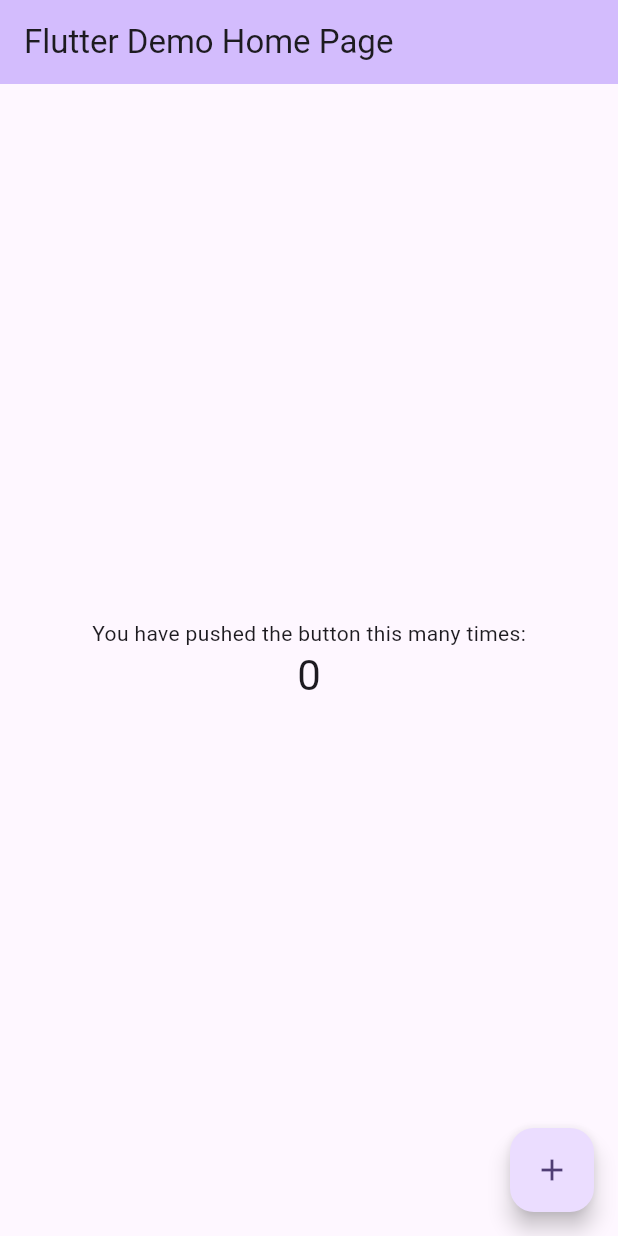
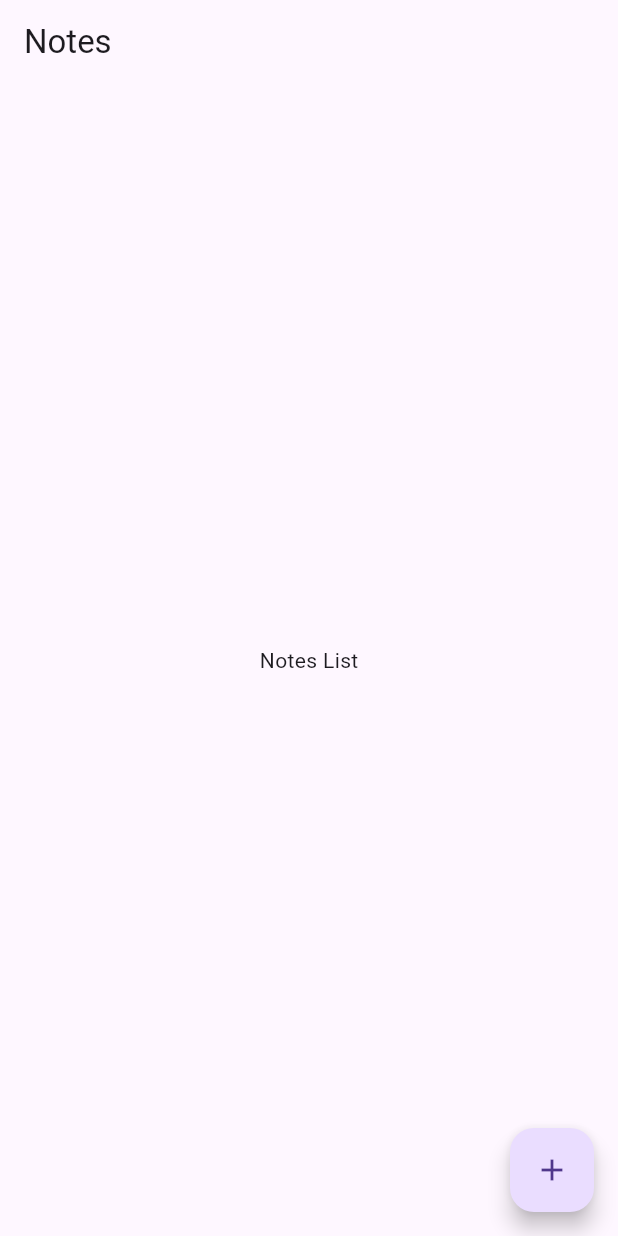
Before and after one commit to nicolas123181/EjercicioFlutter, a Flutter app: the screen it shows after launch, on a phone screen of 412 x 824 dp. Run offline on Flutter 3.47's test engine with Material 3 defaults, Android fonts, the phone set to English and light mode, and no system bars.

Commit message:
feat: Implement initial notes feature, including data models, UI, state management, and core app infrastructure.

```diff
--- /dev/null
+++ b/lib/app/app.dart
@@ -0,0 +1,17 @@
+import 'package:flutter/material.dart';
+import 'router.dart';
+import '../config/theme.dart';
+
+class MyApp extends StatelessWidget {
+  const MyApp({super.key});
+
+  @override
+  Widget build(BuildContext context) {
+    return MaterialApp(
+      title: 'Flutter Clean Architecture',
+      theme: AppTheme.lightTheme,
+      initialRoute: AppRouter.home,
+      onGenerateRoute: AppRouter.generateRoute,
+    );
+  }
+}
--- /dev/null
+++ b/lib/app/router.dart
@@ -0,0 +1,23 @@
+import 'package:flutter/material.dart';
+import '../features/notes/presentation/pages/notes_list_page.dart';
+import '../features/notes/presentation/pages/note_edit_page.dart';
+
+class AppRouter {
+  static const String home = '/';
+  static const String editNote = '/edit-note';
+
+  static Route<dynamic> generateRoute(RouteSettings settings) {
+    switch (settings.name) {
+      case home:
+        return MaterialPageRoute(builder: (_) => const NotesListPage());
+      case editNote:
+        return MaterialPageRoute(builder: (_) => const NoteEditPage());
+      default:
+        return MaterialPageRoute(
+          builder: (_) => Scaffold(
+            body: Center(child: Text('No route defined for ${settings.name}')),
+          ),
+        );
+    }
+  }
+}
--- /dev/null
+++ b/lib/config/theme.dart
@@ -0,0 +1,8 @@
+import 'package:flutter/material.dart';
+
+class AppTheme {
+  static final ThemeData lightTheme = ThemeData(
+    primarySwatch: Colors.blue,
+    visualDensity: VisualDensity.adaptivePlatformDensity,
+  );
+}
--- /dev/null
+++ b/lib/core/database/app_database.dart
@@ -0,0 +1,6 @@
+class AppDatabase {
+  // Placeholder for database initialization
+  Future<void> init() async {
+    // Initialize database
+  }
+}
--- /dev/null
+++ b/lib/core/database/note_dao.dart
@@ -0,0 +1,12 @@
+import '../models/note.dart';
+
+class NoteDao {
+  // Placeholder for Data Access Object methods
+  Future<List<Note>> getAllNotes() async {
+    return [];
+  }
+
+  Future<void> insertNote(Note note) async {
+    // Insert note
+  }
+}
--- /dev/null
+++ b/lib/core/services/ai_service.dart
@@ -0,0 +1,6 @@
+class AiService {
+  // Placeholder for AI service
+  Future<String> generateSummary(String text) async {
+    return "Summary of $text";
+  }
+}
--- /dev/null
+++ b/lib/features/notes/data/notes_repository.dart
@@ -0,0 +1,11 @@
+import '../../../core/models/note.dart';
+
+class NotesRepository {
+  Future<List<Note>> getNotes() async {
+    return [];
+  }
+
+  Future<void> saveNote(Note note) async {
+    // Save note
+  }
+}
--- /dev/null
+++ b/lib/features/notes/presentation/pages/notes_list_page.dart
@@ -0,0 +1,19 @@
+import 'package:flutter/material.dart';
+
+class NotesListPage extends StatelessWidget {
+  const NotesListPage({super.key});
+
+  @override
+  Widget build(BuildContext context) {
+    return Scaffold(
+      appBar: AppBar(title: const Text('Notes')),
+      body: const Center(child: Text('Notes List')),
+      floatingActionButton: FloatingActionButton(
+        onPressed: () {
+          Navigator.pushNamed(context, '/edit-note');
+        },
+        child: const Icon(Icons.add),
+      ),
+    );
+  }
+}
--- /dev/null
+++ b/lib/features/notes/providers/notes_provider.dart
@@ -0,0 +1,13 @@
+import 'package:flutter/material.dart';
+import '../../../core/models/note.dart';
+
+class NotesProvider with ChangeNotifier {
+  final List<Note> _notes = [];
+
+  List<Note> get notes => _notes;
+
+  void addNote(Note note) {
+    _notes.add(note);
+    notifyListeners();
+  }
+}
--- a/lib/main.dart
+++ b/lib/main.dart
@@ -1,122 +1,6 @@
 import 'package:flutter/material.dart';
+import 'app/app.dart';
 
 void main() {
   runApp(const MyApp());
 }
-
-class MyApp extends StatelessWidget {
-  const MyApp({super.key});
-
-  // This widget is the root of your application.
-  @override
-  Widget build(BuildContext context) {
-    return MaterialApp(
-      title: 'Flutter Demo',
-      theme: ThemeData(
-        // This is the theme of your application.
-        //
-        // TRY THIS: Try running your application with "flutter run". You'll see
-        // the application has a purple toolbar. Then, without quitting the app,
-        // try changing the seedColor in the colorScheme below to Colors.green
-        // and then invoke "hot reload" (save your changes or press the "hot
-        // reload" button in a Flutter-supported IDE, or press "r" if you used
-        // the command line to start the app).
-        //
-        // Notice that the counter didn't reset back to zero; the application
-        // state is not lost during the reload. To reset the state, use hot
-        // restart instead.
-        //
-        // This works for code too, not just values: Most code changes can be
-        // tested with just a hot reload.
-        colorScheme: ColorScheme.fromSeed(seedColor: Colors.deepPurple),
-      ),
-      home: const MyHomePage(title: 'Flutter Demo Home Page'),
-    );
-  }
-}
-
-class MyHomePage extends StatefulWidget {
-  const MyHomePage({super.key, required this.title});
-
-  // This widget is the home page of your application. It is stateful, meaning
-  // that it has a State object (defined below) that contains fields that affect
-  // how it looks.
-
-  // This class is the configuration for the state. It holds the values (in this
-  // case the title) provided by the parent (in this case the App widget) and
-  // used by the build method of the State. Fields in a Widget subclass are
-  // always marked "final".
-
-  final String title;
-
-  @override
-  State<MyHomePage> createState() => _MyHomePageState();
-}
-
-class _MyHomePageState extends State<MyHomePage> {
-  int _counter = 0;
-
-  void _incrementCounter() {
-    setState(() {
-      // This call to setState tells the Flutter framework that something has
-      // changed in this State, which causes it to rerun the build method below
-      // so that the display can reflect the updated values. If we changed
-      // _counter without calling setState(), then the build method would not be
-      // called again, and so nothing would appear to happen.
-      _counter++;
-    });
-  }
-
-  @override
-  Widget build(BuildContext context) {
-    // This method is rerun every time setState is called, for instance as done
-    // by the _incrementCounter method above.
-    //
-    // The Flutter framework has been optimized to make rerunning build methods
-    // fast, so that you can just rebuild anything that needs updating rather
-    // than having to individually change instances of widgets.
-    return Scaffold(
-      appBar: AppBar(
-        // TRY THIS: Try changing the color here to a specific color (to
-        // Colors.amber, perhaps?) and trigger a hot reload to see the AppBar
-        // change color while the other colors stay the same.
-        backgroundColor: Theme.of(context).colorScheme.inversePrimary,
-        // Here we take the value from the MyHomePage object that was created by
-        // the App.build method, and use it to set our appbar title.
-        title: Text(widget.title),
-      ),
-      body: Center(
-        // Center is a layout widget. It takes a single child and positions it
-        // in the middle of the parent.
-        child: Column(
-          // Column is also a layout widget. It takes a list of children and
-          // arranges them vertically. By default, it sizes itself to fit its
-          // children horizontally, and tries to be as tall as its parent.
-          //
-          // Column has various properties to control how it sizes itself and
-          // how it positions its children. Here we use mainAxisAlignment to
-          // center the children vertically; the main axis here is the vertical
-          // axis because Columns are vertical (the cross axis would be
-          // horizontal).
-          //
-          // TRY THIS: Invoke "debug painting" (choose the "Toggle Debug Paint"
-          // action in the IDE, or press "p" in the console), to see the
-          // wireframe for each widget.
-          mainAxisAlignment: MainAxisAlignment.center,
-          children: <Widget>[
-            const Text('You have pushed the button this many times:'),
-            Text(
-              '$_counter',
-              style: Theme.of(context).textTheme.headlineMedium,
-            ),
-          ],
-        ),
-      ),
-      floatingActionButton: FloatingActionButton(
-        onPressed: _incrementCounter,
-        tooltip: 'Increment',
-        child: const Icon(Icons.add),
-      ), // This trailing comma makes auto-formatting nicer for build methods.
-    );
-  }
-}
--- /dev/null
+++ b/lib/utils/helpers.dart
@@ -0,0 +1,5 @@
+class Helpers {
+  static String formatDate(DateTime date) {
+    return "${date.day}/${date.month}/${date.year}";
+  }
+}
```
Also changed, not shown: lib/core/models/note.dart (added, +7 -0 lines), lib/features/notes/presentation/pages/note_edit_page.dart (added, +13 -0 lines), lib/features/notes/presentation/widgets/note_form.dart (added, +15 -0 lines), lib/features/notes/presentation/widgets/note_item.dart (added, +16 -0 lines).
